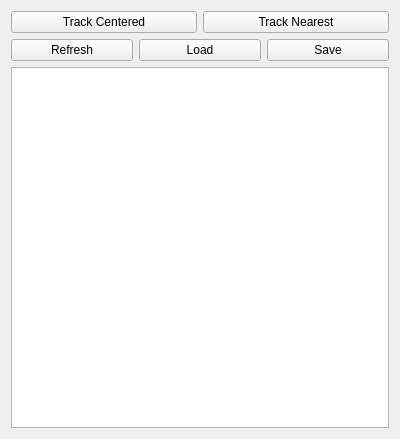
The window that sr_pcl_tracking_gui/src/sr_pcl_tracking_gui/sr_pcl_tracking_gui.ui (shadow-robot/sr-taco) describes before a commit, drawn with Qt 5.
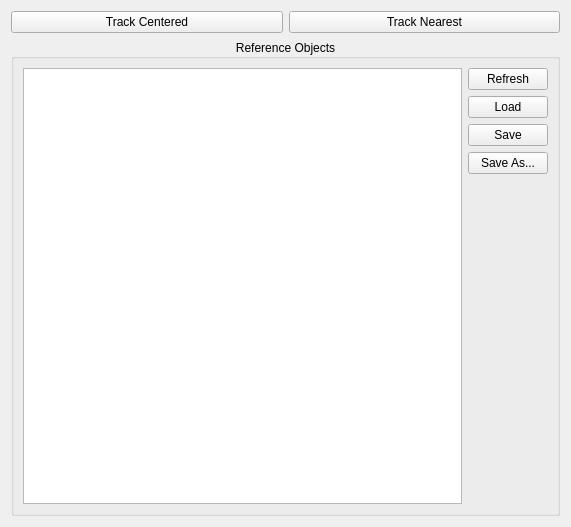
The same window after the commit.

Commit message: Save and save as buttons working.

What changed in the file:
```diff
--- a/sr_pcl_tracking_gui/src/sr_pcl_tracking_gui/sr_pcl_tracking_gui.ui
+++ b/sr_pcl_tracking_gui/src/sr_pcl_tracking_gui/sr_pcl_tracking_gui.ui
@@ -6,8 +6,8 @@
    <rect>
     <x>0</x>
     <y>0</y>
-    <width>400</width>
-    <height>439</height>
+    <width>571</width>
+    <height>527</height>
    </rect>
   </property>
   <property name="windowTitle">
@@ -33,10 +33,37 @@
     </layout>
    </item>
    <item>
-    <layout class="QVBoxLayout" name="verticalLayout">
+    <widget class="QGroupBox" name="groupBox">
+     <property name="font">
+      <font>
+       <weight>50</weight>
+       <bold>false</bold>
+      </font>
+     </property>
+     <property name="autoFillBackground">
+      <bool>false</bool>
+     </property>
+     <property name="title">
+      <string>Reference Objects</string>
+     </property>
+     <property name="alignment">
+      <set>Qt::AlignCenter</set>
+     </property>
+     <property name="flat">
+      <bool>false</bool>
+     </property>
+     <property name="checkable">
+      <bool>false</bool>
+     </property>
+     <layout class="QHBoxLayout" name="horizontalLayout_3">
+      <item>
+       <widget class="QListWidget" name="referenceList"/>
+      </item>
      <item>
       <layout class="QHBoxLayout" name="horizontalLayout">
        <item>
+         <layout class="QVBoxLayout" name="verticalLayout">
+          <item>
         <widget class="QPushButton" name="refreshBtn">
          <property name="text">
           <string>Refresh</string>
@@ -57,12 +84,35 @@
          </property>
         </widget>
        </item>
-      </layout>
+          <item>
+           <widget class="QPushButton" name="saveAsBtn">
+            <property name="toolTip">
+             <string>Save the reference object with a new name.</string>
+            </property>
+            <property name="text">
+             <string>Save As...</string>
+            </property>
+           </widget>
      </item>
      <item>
-      <widget class="QListWidget" name="referenceList"/>
-     </item>
-    </layout>
+           <spacer name="verticalSpacer">
+            <property name="orientation">
+             <enum>Qt::Vertical</enum>
+            </property>
+            <property name="sizeHint" stdset="0">
+             <size>
+              <width>20</width>
+              <height>40</height>
+             </size>
+            </property>
+           </spacer>
+          </item>
+         </layout>
+        </item>
+       </layout>
+      </item>
+     </layout>
+    </widget>
    </item>
   </layout>
  </widget>
```
Left out of the diff: 28 changed lines with no effect on the pictures. Lines whose indentation alone changed are shown as unchanged. The commit also changes 1 other file.
